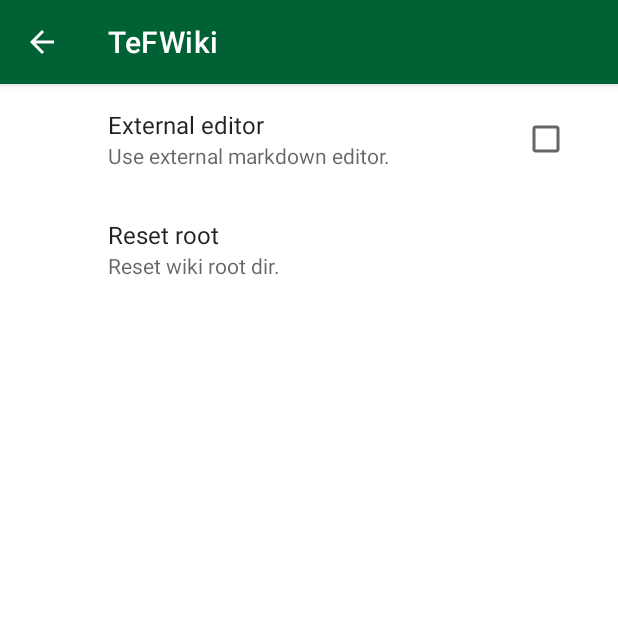
After one commit to karino2/TeFWiki, an Android app: the SettingsActivity screen opened directly, with no data from a screen before it, on a phone screen of 412 x 824 dp, the top half of it. The commit adds this screen. Run offline under Robolectric (Android 15) with nearby library versions, the phone set to English and light mode, and no system bars; our stand-ins replace androidx.preference.

Commit message:
Add setting menu and implement reset url reset.

```diff
--- a/app/build.gradle
+++ b/app/build.gradle
@@ -37,6 +37,8 @@ dependencies {
     implementation "org.jetbrains.kotlin:kotlin-stdlib:$kotlin_version"
     implementation 'androidx.core:core-ktx:1.3.2'
     implementation 'androidx.appcompat:appcompat:1.2.0'
+    implementation "androidx.preference:preference-ktx:1.1.1"
+    implementation "androidx.fragment:fragment-ktx:1.3.2"
     implementation 'com.google.android.material:material:1.3.0'
     implementation 'androidx.constraintlayout:constraintlayout:2.0.4'
     implementation 'com.google.android.gms:play-services-location:18.0.0'
--- a/app/src/main/AndroidManifest.xml
+++ b/app/src/main/AndroidManifest.xml
@@ -9,10 +9,12 @@
         android:roundIcon="@mipmap/ic_launcher_round"
         android:supportsRtl="true"
         android:theme="@style/Theme.TeFWiki">
+        <activity android:name=".SettingsActivity"
+            android:theme="@style/Theme.TeFWiki.ActionBar"></activity>
         <activity
             android:name=".EditActivity"
-            android:windowSoftInputMode="adjustResize"
-            android:theme="@style/Theme.TeFWiki.ActionBar" />
+            android:theme="@style/Theme.TeFWiki.ActionBar"
+            android:windowSoftInputMode="adjustResize" />
         <activity android:name=".MainActivity">
             <intent-filter>
                 <action android:name="android.intent.action.MAIN" />
--- /dev/null
+++ b/app/src/main/java/io/github/karino2/tefwiki/SettingsActivity.kt
@@ -0,0 +1,44 @@
+package io.github.karino2.tefwiki
+
+import androidx.appcompat.app.AppCompatActivity
+import android.os.Bundle
+import android.view.MenuItem
+import androidx.fragment.app.add
+import androidx.fragment.app.commit
+import androidx.preference.Preference
+import androidx.preference.PreferenceFragmentCompat
+
+class SettingsActivity : AppCompatActivity(R.layout.activity_settings) {
+    class SettingsFragment : PreferenceFragmentCompat(){
+        override fun onCreatePreferences(savedInstanceState: Bundle?, rootKey: String?) {
+            setPreferencesFromResource(R.xml.prefs, rootKey)
+            findPreference<Preference>("reset_root_url")!!.setOnPreferenceClickListener {
+                MainActivity.resetLastUriStr(requireContext())
+                MainActivity.showMessage(requireContext(), "Root url reset.")
+                true
+            }
+        }
+    }
+    override fun onCreate(savedInstanceState: Bundle?) {
+        super.onCreate(savedInstanceState)
+        supportActionBar!!.setDisplayHomeAsUpEnabled(true)
+
+        if(savedInstanceState == null) {
+            supportFragmentManager.commit {
+                setReorderingAllowed(true)
+                add<SettingsFragment>(R.id.fragmentContainer)
+            }
+
+        }
+    }
+
+    override fun onOptionsItemSelected(item: MenuItem): Boolean {
+        when(item.itemId) {
+            android.R.id.home -> {
+                finish()
+                return true
+            }
+        }
+        return super.onOptionsItemSelected(item)
+    }
+}
--- /dev/null
+++ b/app/src/main/res/layout/activity_settings.xml
@@ -0,0 +1,14 @@
+<?xml version="1.0" encoding="utf-8"?>
+<androidx.constraintlayout.widget.ConstraintLayout
+    xmlns:android="http://schemas.android.com/apk/res/android"
+    xmlns:tools="http://schemas.android.com/tools"
+    android:layout_width="match_parent"
+    android:layout_height="match_parent">
+
+    <androidx.fragment.app.FragmentContainerView
+        android:id="@+id/fragmentContainer"
+        android:layout_width="match_parent"
+        android:layout_height="match_parent">
+
+    </androidx.fragment.app.FragmentContainerView>
+</androidx.constraintlayout.widget.ConstraintLayout>
--- a/app/src/main/res/menu/menu_main.xml
+++ b/app/src/main/res/menu/menu_main.xml
@@ -12,4 +12,9 @@
         android:icon="@android:drawable/ic_menu_rotate"
         android:title="Reload"
         app:showAsAction="always" />
+    <item
+        android:id="@+id/menu_item_setting"
+        android:icon="@android:drawable/ic_menu_preferences"
+        android:title="Setting"
+        app:showAsAction="ifRoom" />
 </menu>
--- a/app/src/main/res/values/strings.xml
+++ b/app/src/main/res/values/strings.xml
@@ -4,4 +4,8 @@
     <string name="drawer_close">Close Drawer</string>
     <string name="links_label">Links:</string>
     <string name="recents_label">Recents</string>
+    <string name="label_enable_external_editor">External editor</string>
+    <string name="summary_enable_external_editor">Use external markdown editor.</string>
+    <string name="label_reset_wiki_root_dir">Reset root</string>
+    <string name="summary_reset_wiki_root_dir">Reset wiki root dir.</string>
 </resources>
--- /dev/null
+++ b/app/src/main/res/xml/prefs.xml
@@ -0,0 +1,14 @@
+<?xml version="1.0" encoding="utf-8"?>
+<PreferenceScreen xmlns:android="http://schemas.android.com/apk/res/android" xmlns:app="http://schemas.android.com/apk/res-auto">
+
+    <CheckBoxPreference
+        android:defaultValue="false"
+        android:key="use_external_editor"
+        android:title="@string/label_enable_external_editor"
+        app:summary="@string/summary_enable_external_editor" />
+    <Preference
+        android:defaultValue="false"
+        android:key="reset_root_url"
+        android:summary="@string/summary_reset_wiki_root_dir"
+        android:title="@string/label_reset_wiki_root_dir" />
+</PreferenceScreen>
```
Also changed, not shown: app/src/main/java/io/github/karino2/tefwiki/MainActivity.kt (+23 -8 lines).
